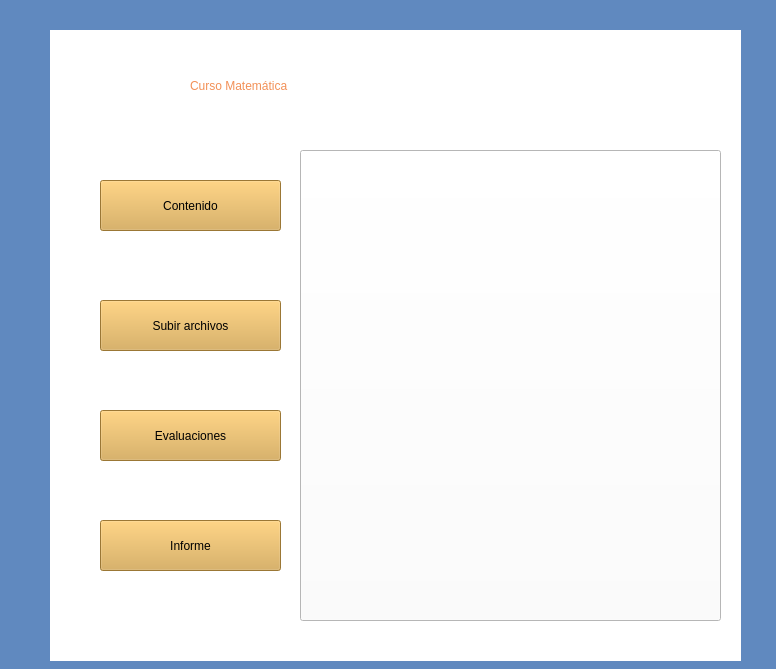
This is CursoAsignatura.ui in Shanem007/AulaVirtual as Qt 5 draws it before an edit. The edited form follows.
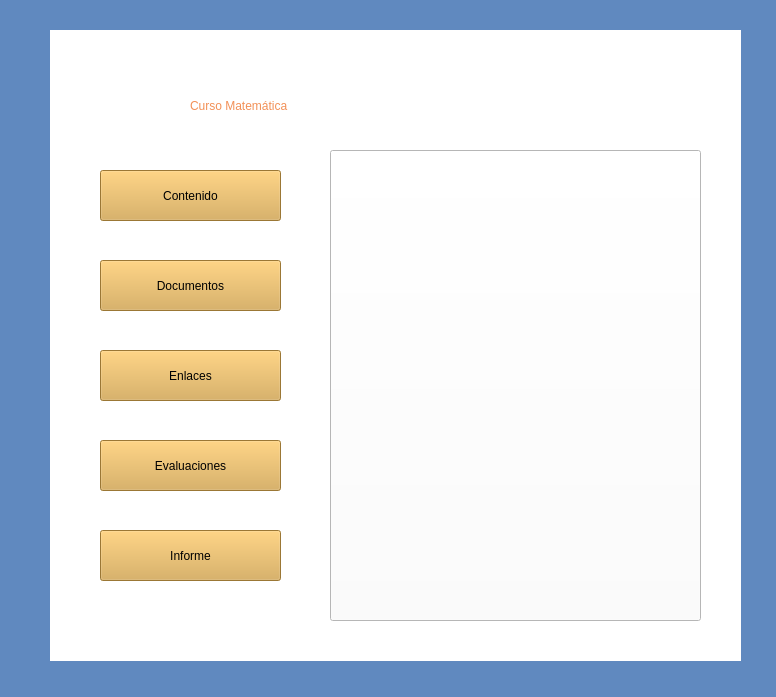
This is the edited form. Icons and pictures are not drawn.

The edit to the form file:
```diff
--- a/CursoAsignatura.ui
+++ b/CursoAsignatura.ui
@@ -7,7 +7,7 @@
     <x>0</x>
     <y>0</y>
     <width>776</width>
-    <height>669</height>
+    <height>697</height>
    </rect>
   </property>
   <property name="windowTitle">
@@ -17,6 +17,9 @@
    <string notr="true">background-color: rgb(96, 137, 191);</string>
   </property>
   <widget class="QLabel" name="label">
+   <property name="enabled">
+    <bool>true</bool>
+   </property>
    <property name="geometry">
     <rect>
      <x>50</x>
@@ -36,7 +39,7 @@
    <property name="geometry">
     <rect>
      <x>190</x>
-     <y>60</y>
+     <y>80</y>
      <width>451</width>
      <height>51</height>
     </rect>
@@ -53,12 +56,15 @@
   <widget class="QPushButton" name="pushButton_6">
    <property name="geometry">
     <rect>
-     <x>300</x>
+     <x>330</x>
      <y>150</y>
-     <width>421</width>
+     <width>371</width>
      <height>471</height>
     </rect>
    </property>
+   <property name="layoutDirection">
+    <enum>Qt::LeftToRight</enum>
+   </property>
    <property name="styleSheet">
     <string notr="true">background-color: rgb(255, 255, 255);
 border-image: url(:/prefijoNuevo/m2.jpg);
@@ -74,8 +80,8 @@
    </property>
    <property name="iconSize">
     <size>
-     <width>500</width>
-     <height>4000</height>
+     <width>700</width>
+     <height>600</height>
     </size>
    </property>
   </widget>
@@ -83,7 +89,7 @@
    <property name="geometry">
     <rect>
      <x>100</x>
-     <y>180</y>
+     <y>170</y>
      <width>181</width>
      <height>51</height>
     </rect>
@@ -100,7 +106,7 @@
    <property name="geometry">
     <rect>
      <x>100</x>
-     <y>300</y>
+     <y>260</y>
      <width>181</width>
      <height>51</height>
     </rect>
@@ -110,14 +116,31 @@
 font: 700 14pt &quot;Segoe UI&quot;;</string>
    </property>
    <property name="text">
-    <string>Subir archivos</string>
+    <string>Documentos</string>
+   </property>
+  </widget>
+  <widget class="QPushButton" name="pushButton_7">
+   <property name="geometry">
+    <rect>
+     <x>100</x>
+     <y>350</y>
+     <width>181</width>
+     <height>51</height>
+    </rect>
+   </property>
+   <property name="styleSheet">
+    <string notr="true">background-color: rgb(217, 167, 74);
+font: 700 14pt &quot;Segoe UI&quot;;</string>
+   </property>
+   <property name="text">
+    <string>Enlaces</string>
    </property>
   </widget>
   <widget class="QPushButton" name="pushButton_4">
    <property name="geometry">
     <rect>
      <x>100</x>
-     <y>410</y>
+     <y>440</y>
      <width>181</width>
      <height>51</height>
     </rect>
@@ -134,7 +157,7 @@
    <property name="geometry">
     <rect>
      <x>100</x>
-     <y>520</y>
+     <y>530</y>
      <width>181</width>
      <height>51</height>
     </rect>
```
Left out of the diff: 10 changed lines with no effect on the pictures.
